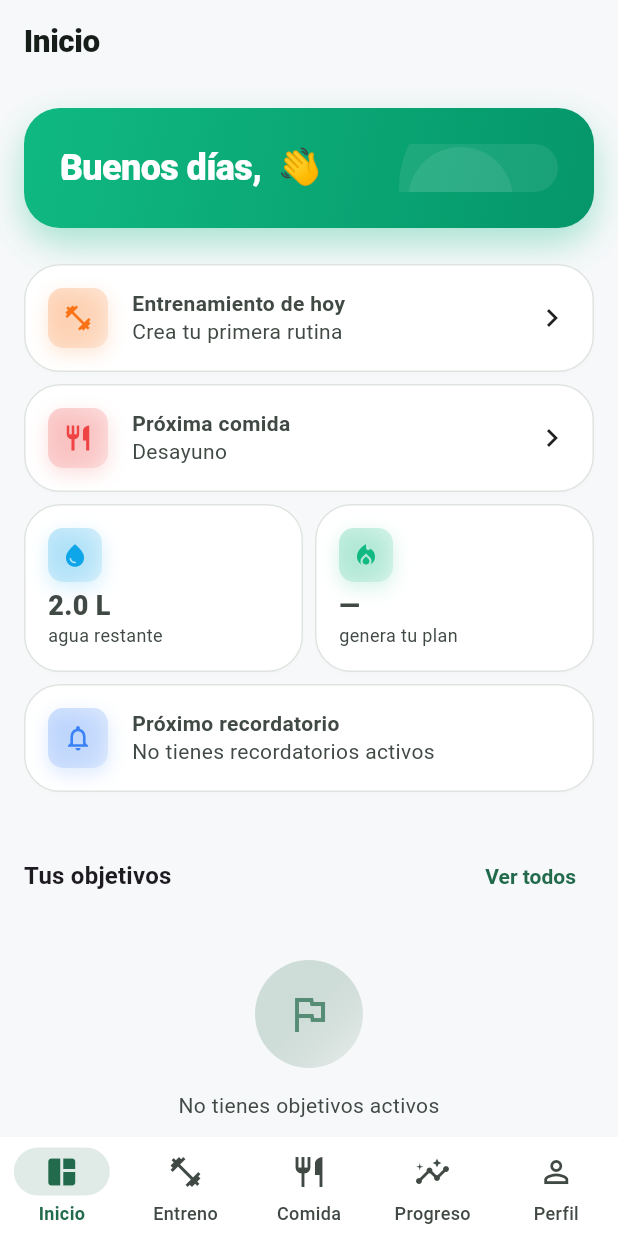
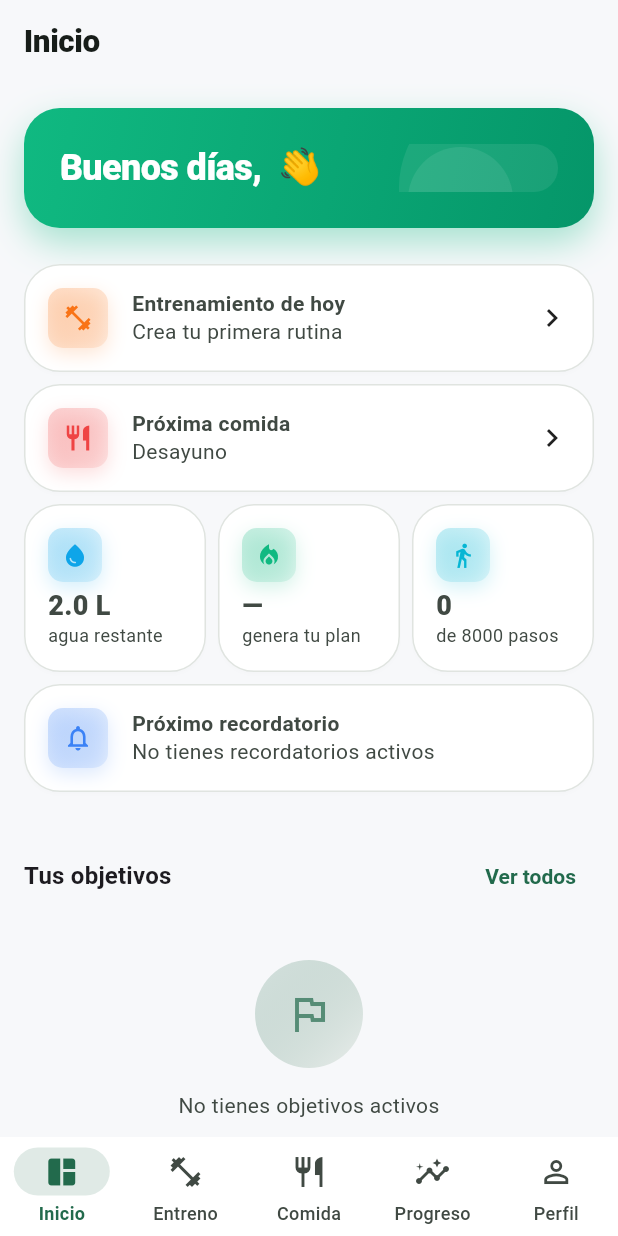
Before and after one commit to tomasvargas-afk/aplicacion, a Flutter app: the screen it shows once a user with an empty profile is signed in, on a phone screen of 412 x 824 dp. Run offline on Flutter 3.47's test engine with Material 3 defaults, Android fonts, the phone set to English and light mode, and no system bars; our stand-ins replace fl_chart, flutter_dotenv, flutter_local_notifications, flutter_riverpod, fpdart, freezed_annotation and 8 more; missing offline and left inert: mobile_scanner; accounts and stored records are empty; generated files the repository leaves out were written again.

Commit message:
Agregar contador de pasos usando el sensor de movimiento del telefono
- StepCounterService envuelve el paquete pedometer (CMPedometer en iOS,
  sensor de pasos en Android) sin pasar por HealthKit/Health Connect,
  para no depender de cuenta de Apple Developer de pago
  ("steps today" se calcula guardando un baseline diario en
  SharedPreferences y restando del conteo acumulado que reporta el SO)
- Nueva tarjeta de pasos en el dashboard junto a agua y calorias,
  con meta configurable (8000 por defecto) y flujo de permiso
- Permisos nativos: NSMotionUsageDescription (iOS) y
  ACTIVITY_RECOGNITION (Android)

```diff
--- a/lib/core/constants/app_colors.dart
+++ b/lib/core/constants/app_colors.dart
@@ -27,6 +27,7 @@ abstract class AppColors {
   static const Color water = Color(0xFF0EA5E9);
   static const Color sleep = Color(0xFF8B5CF6);
   static const Color workout = Color(0xFFF97316);
+  static const Color steps = Color(0xFF06B6D4);
 
   // Neutral surfaces
   static const Color lightBackground = Color(0xFFF7F8FA);
--- a/lib/features/dashboard/presentation/providers/dashboard_provider.dart
+++ b/lib/features/dashboard/presentation/providers/dashboard_provider.dart
@@ -1,8 +1,64 @@
 import 'package:flutter_riverpod/flutter_riverpod.dart';
+import 'package:shared_preferences/shared_preferences.dart';
 
+import '../../../../core/services/step_counter_service.dart';
 import '../../../notifications/presentation/providers/reminders_provider.dart';
 import '../../../sleep/presentation/providers/sleep_provider.dart';
 import '../../../water/presentation/providers/water_provider.dart';
+
+const _stepsGoalKey = 'steps_goal';
+
+class StepsGoalNotifier extends Notifier<int> {
+  @override
+  int build() {
+    _restore();
+    return 8000;
+  }
+
+  Future<void> _restore() async {
+    final prefs = await SharedPreferences.getInstance();
+    final stored = prefs.getInt(_stepsGoalKey);
+    if (stored != null) state = stored;
+  }
+
+  Future<void> setGoal(int steps) async {
+    state = steps;
+    final prefs = await SharedPreferences.getInstance();
+    await prefs.setInt(_stepsGoalKey, steps);
+  }
+}
+
+final stepsGoalProvider = NotifierProvider<StepsGoalNotifier, int>(
+  StepsGoalNotifier.new,
+);
+
+/// Whether the motion-sensor permission has already been granted. Only
+/// checks — use [stepsPermissionControllerProvider] to prompt the user.
+final stepsPermissionProvider = FutureProvider.autoDispose<bool>((ref) {
+  return StepCounterService.instance.hasPermission();
+});
+
+/// Live step count for today, derived from the device's motion sensor.
+final stepsTodayProvider = StreamProvider.autoDispose<int>((ref) {
+  return StepCounterService.instance.stepsToday;
+});
+
+class StepsPermissionController extends AsyncNotifier<void> {
+  @override
+  Future<void> build() async {}
+
+  Future<bool> request() async {
+    final granted = await StepCounterService.instance.requestPermission();
+    ref.invalidate(stepsPermissionProvider);
+    if (granted) ref.invalidate(stepsTodayProvider);
+    return granted;
+  }
+}
+
+final stepsPermissionControllerProvider =
+    AsyncNotifierProvider<StepsPermissionController, void>(
+  StepsPermissionController.new,
+);
 
 String greetingForNow() {
   final hour = DateTime.now().hour;
@@ -23,7 +79,11 @@ String currentMealSlot() {
 }
 
 class UpcomingReminder {
-  const UpcomingReminder({required this.label, required this.hour, required this.minute, required this.isTomorrow});
+  const UpcomingReminder(
+      {required this.label,
+      required this.hour,
+      required this.minute,
+      required this.isTomorrow});
   final String label;
   final int hour;
   final int minute;
@@ -47,7 +107,8 @@ final nextReminderProvider = Provider.autoDispose<UpcomingReminder?>((ref) {
   final candidates = <UpcomingReminder>[
     if (waterEnabled)
       for (final hour in waterReminderHours)
-        UpcomingReminder(label: 'Beber agua 💧', hour: hour, minute: 0, isTomorrow: false),
+        UpcomingReminder(
+            label: 'Beber agua 💧', hour: hour, minute: 0, isTomorrow: false),
     if (sleepReminder.enabled)
       UpcomingReminder(
         label: 'Hora de dormir 😴',
@@ -76,7 +137,8 @@ final nextReminderProvider = Provider.autoDispose<UpcomingReminder?>((ref) {
   final now = DateTime.now();
   final nowMinutes = now.hour * 60 + now.minute;
 
-  candidates.sort((a, b) => (a.hour * 60 + a.minute).compareTo(b.hour * 60 + b.minute));
+  candidates.sort(
+      (a, b) => (a.hour * 60 + a.minute).compareTo(b.hour * 60 + b.minute));
 
   for (final reminder in candidates) {
     if (reminder.hour * 60 + reminder.minute > nowMinutes) return reminder;
--- a/lib/features/dashboard/presentation/screens/dashboard_screen.dart
+++ b/lib/features/dashboard/presentation/screens/dashboard_screen.dart
@@ -50,6 +50,11 @@ class DashboardScreen extends ConsumerWidget {
     final waterRemaining = (waterGoal - waterToday).clamp(0, waterGoal);
 
     final nextReminder = ref.watch(nextReminderProvider);
+
+    final stepsPermission =
+        ref.watch(stepsPermissionProvider).valueOrNull ?? false;
+    final stepsToday = ref.watch(stepsTodayProvider).valueOrNull ?? 0;
+    final stepsGoal = ref.watch(stepsGoalProvider);
 
     final goals = ref.watch(goalsProvider).valueOrNull ?? const [];
     final activeGoals =
@@ -209,6 +214,41 @@ class DashboardScreen extends ConsumerWidget {
                               calorieTarget != null
                                   ? 'kcal restantes'
                                   : 'genera tu plan',
+                              style: const TextStyle(fontSize: 12),
+                            ),
+                          ],
+                        ),
+                      ),
+                    ),
+                    const SizedBox(width: AppSizes.sm),
+                    Expanded(
+                      child: AppCard(
+                        onTap: stepsPermission
+                            ? null
+                            : () => ref
+                                .read(
+                                    stepsPermissionControllerProvider.notifier)
+                                .request(),
+                        child: Column(
+                          crossAxisAlignment: CrossAxisAlignment.start,
+                          children: [
+                            const IconBadge(
+                              icon: Icons.directions_walk,
+                              color: AppColors.steps,
+                              size: 36,
+                            ),
+                            const SizedBox(height: AppSizes.xs),
+                            Text(
+                              stepsPermission ? '$stepsToday' : '—',
+                              style: const TextStyle(
+                                fontWeight: FontWeight.w800,
+                                fontSize: 18,
+                              ),
+                            ),
+                            Text(
+                              stepsPermission
+                                  ? 'de $stepsGoal pasos'
+                                  : 'activar pasos',
                               style: const TextStyle(fontSize: 12),
                             ),
                           ],
--- a/pubspec.yaml
+++ b/pubspec.yaml
@@ -50,6 +50,7 @@ dependencies:
   uuid: ^4.5.1
   mobile_scanner: ^7.4.0
   http: ^1.6.0
+  pedometer: ^4.2.0
 
 dev_dependencies:
   flutter_test:
```
Also changed, not shown: lib/core/services/step_counter_service.dart (added, +57 -0 lines), 2 other files.
